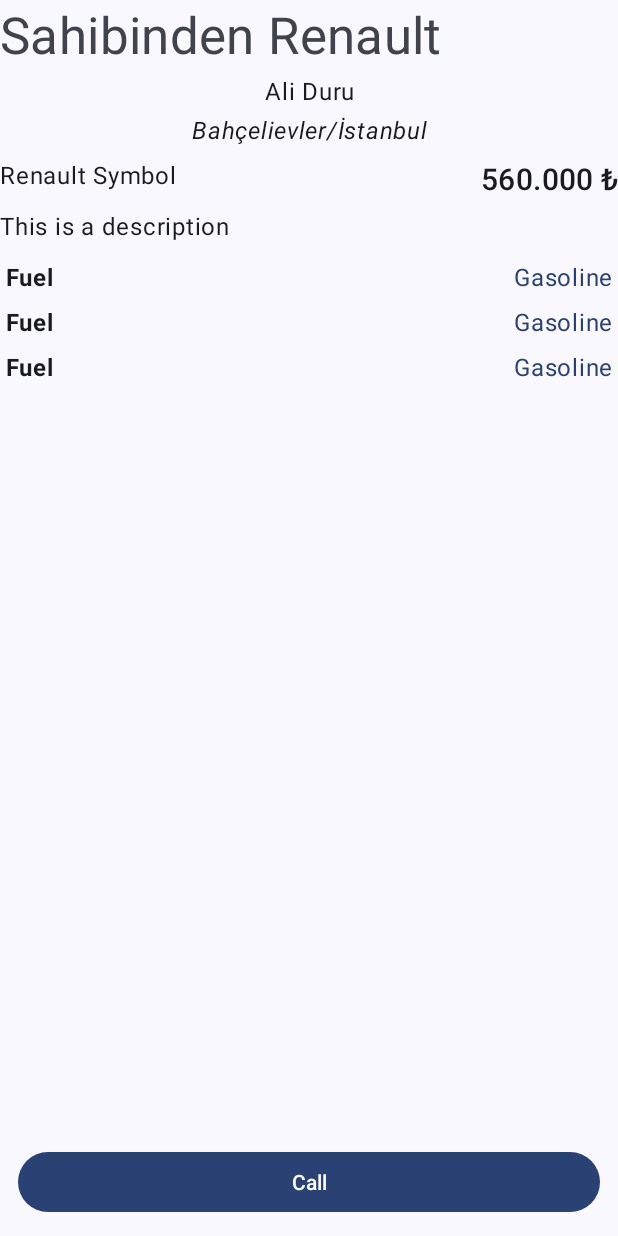
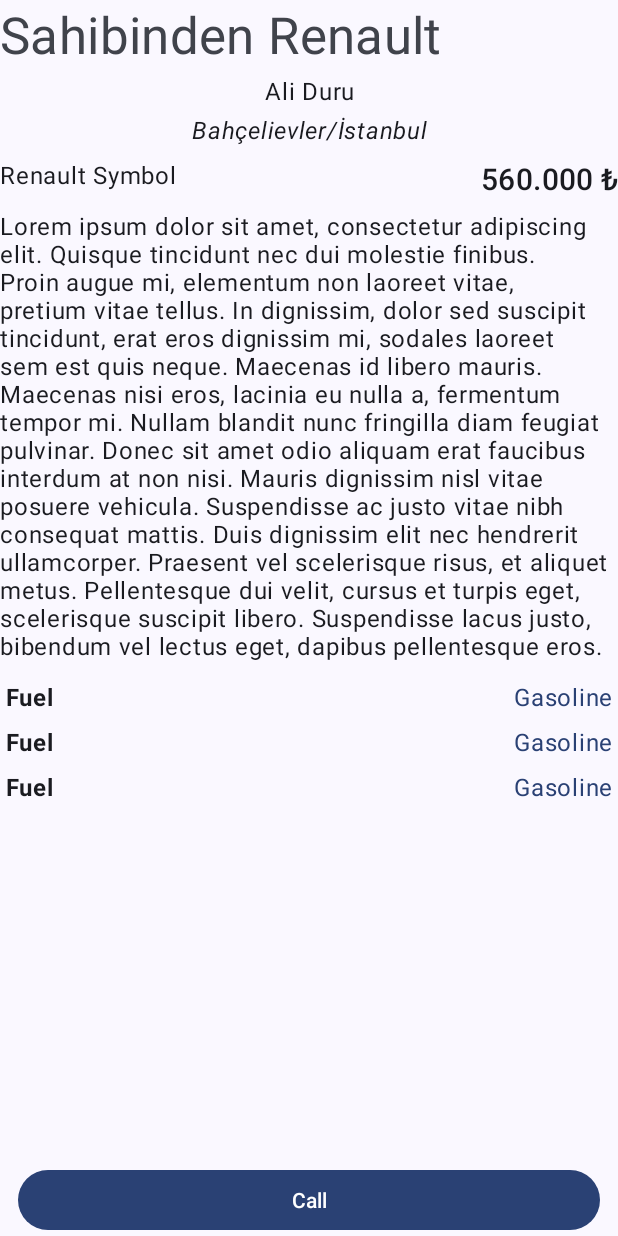
Before and after one commit to emirhansoylu/Carplace, an Android app: the layout layout_detail.xml on its own in the app's theme, with its tools: preview values and no code run, on a phone screen of 412 x 824 dp. Run offline under Robolectric (Android 15) with nearby library versions, the phone set to English and light mode, and no system bars.

Commit message:
Empty properties will not shown to users, DetailFragment UI enchanted

```diff
--- a/app/src/main/java/dev/duckbuddyy/carplace/detail/PropertyAdapter.kt
+++ b/app/src/main/java/dev/duckbuddyy/carplace/detail/PropertyAdapter.kt
@@ -31,7 +31,10 @@ class PropertyAdapter(
     ) : RecyclerView.ViewHolder(binding.root) {
 
         fun bind(property: Property) = binding.apply {
-            tvSpecName.text = property.name
+            if (property.name == null && property.value == null) {
+                return@apply
+            }
+            tvSpecName.text = property.name?.uppercase()
             tvSpecDescription.text = property.value
         }
     }
--- a/app/src/main/res/layout/fragment_detail.xml
+++ b/app/src/main/res/layout/fragment_detail.xml
@@ -38,7 +38,7 @@
             android:layout_width="wrap_content"
             android:layout_height="wrap_content"
             android:orientation="horizontal"
-            app:layout_constraintGuide_percent="0.4" />
+            app:layout_constraintGuide_percent="0.35" />
     </androidx.constraintlayout.widget.ConstraintLayout>
 
     <include
--- a/app/src/main/res/layout/layout_detail.xml
+++ b/app/src/main/res/layout/layout_detail.xml
@@ -80,7 +80,7 @@
                 android:layout_marginTop="@dimen/high_margin"
                 app:layout_constraintStart_toStartOf="parent"
                 app:layout_constraintTop_toBottomOf="@+id/tv_model_name"
-                tools:text="This is a description" />
+                tools:text="Lorem ipsum dolor sit amet, consectetur adipiscing elit. Quisque tincidunt nec dui molestie finibus. Proin augue mi, elementum non laoreet vitae, pretium vitae tellus. In dignissim, dolor sed suscipit tincidunt, erat eros dignissim mi, sodales laoreet sem est quis neque. Maecenas id libero mauris. Maecenas nisi eros, lacinia eu nulla a, fermentum tempor mi. Nullam blandit nunc fringilla diam feugiat pulvinar. Donec sit amet odio aliquam erat faucibus interdum at non nisi. Mauris dignissim nisl vitae posuere vehicula. Suspendisse ac justo vitae nibh consequat mattis. Duis dignissim elit nec hendrerit ullamcorper. Praesent vel scelerisque risus, et aliquet metus. Pellentesque dui velit, cursus et turpis eget, scelerisque suscipit libero. Suspendisse lacus justo, bibendum vel lectus eget, dapibus pellentesque eros." />
 
             <androidx.recyclerview.widget.RecyclerView
                 android:id="@+id/rv_detail_property"
@@ -101,7 +101,7 @@
         android:id="@+id/btn_call"
         android:layout_width="@dimen/zero"
         android:layout_height="wrap_content"
-        android:layout_margin="@dimen/high_margin"
+        android:layout_marginHorizontal="@dimen/high_margin"
         android:text="@string/text_call"
         app:layout_constraintBottom_toBottomOf="parent"
         app:layout_constraintEnd_toEndOf="parent"
```
